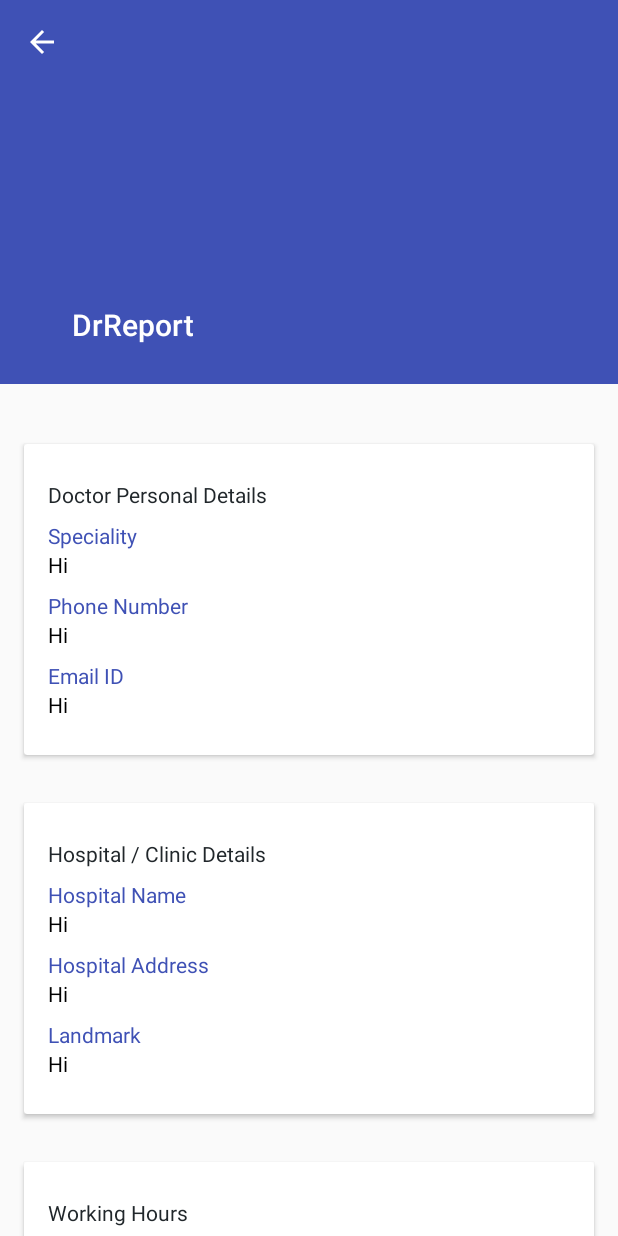
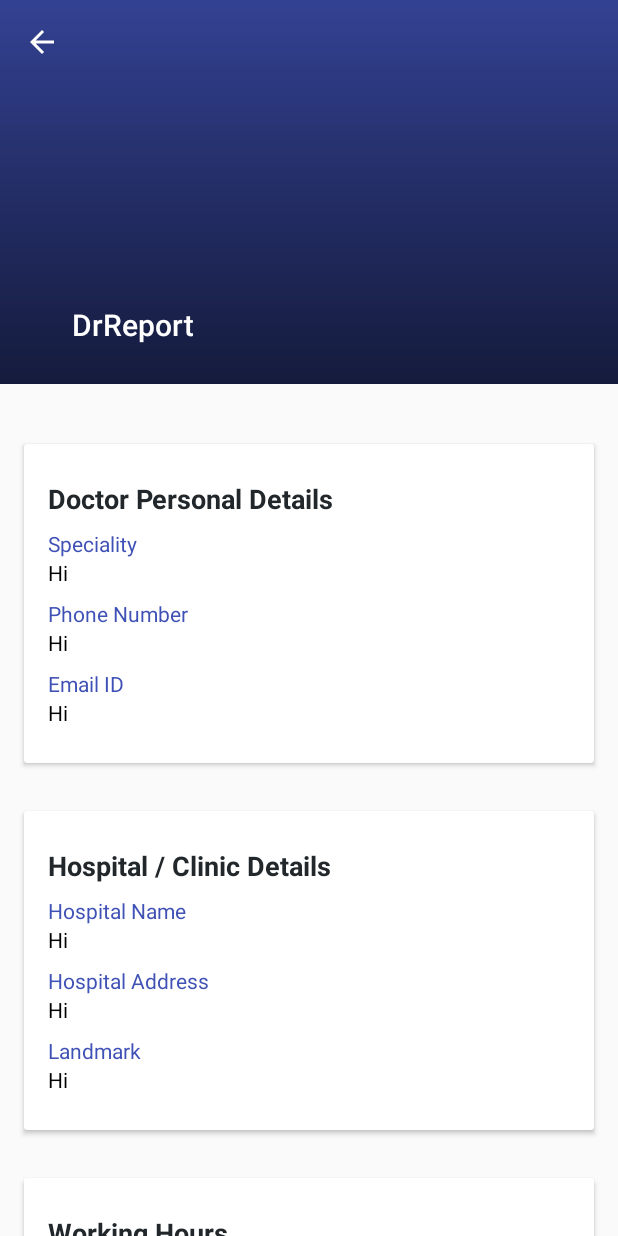
Before and after one commit to sayellessh/DrReport-Android, an Android app: the ViewDoctorActivity screen opened directly, with no data from a screen before it, on a phone screen of 412 x 824 dp. Run offline under Robolectric (Android 15) with nearby library versions, the phone set to English and light mode, and no system bars; libraries missing offline, so code that uses them is left out: com.koushikdutta.ion; pictures from the network do not load; 2 statements that could not run were skipped.

Commit message:
View User Profile page added.

```diff
--- a/app/src/main/java/net/swaas/drinfo/adapters/RecentDoctorsRecyclerAdapter.java
+++ b/app/src/main/java/net/swaas/drinfo/adapters/RecentDoctorsRecyclerAdapter.java
@@ -10,6 +10,7 @@ import android.view.ViewGroup;
 
 import net.swaas.drinfo.R;
 import net.swaas.drinfo.activity.AddDoctorActivity;
+import net.swaas.drinfo.activity.ViewDoctorActivity;
 import net.swaas.drinfo.beans.Doctor;
 import net.swaas.drinfo.views.CircularContactView;
 import net.swaas.drinfo.views.DefaultRecyclerView;
@@ -66,7 +67,7 @@ public class RecentDoctorsRecyclerAdapter extends BaseAbstractRecyclerAdapter<Re
         vh.view.setOnClickListener(new View.OnClickListener() {
             @Override
             public void onClick(View view) {
-                Intent intent = new Intent(mContext, AddDoctorActivity.class);
+                Intent intent = new Intent(mContext, ViewDoctorActivity.class);
                 intent.putExtra(AddDoctorActivity.EXISTING_DOCTOR, mDoctors.get(position));
                 mContext.startActivity(intent);
             }
--- a/app/src/main/java/net/swaas/drinfo/core/CoreREST.java
+++ b/app/src/main/java/net/swaas/drinfo/core/CoreREST.java
@@ -29,8 +29,8 @@ public class CoreREST {
     private static final LogTracer LOG_TRACER = LogTracer.instance(CoreREST.class);
     private static final String METHOD_POST = "POST";
     private static final String METHOD_GET = "GET";
-    public static final String SERVER = "http://192.168.0.121:3333/";
-    //public static final String SERVER = "http://doctorbonddcqaws.hidoctor.me/";
+    //public static final String SERVER = "http://192.168.0.121:3333/";
+    public static final String SERVER = "http://doctorbonddcqaws.hidoctor.me/";
     //public static final String SERVER = "http://doctorbonddcws.hidoctor.me/";
     public static final String MESSAGE_NETWORK_ERROR = "No Network! Turn ON data or WiFi or check your network conncetivity.";
 
--- /dev/null
+++ b/app/src/main/res/drawable/grey_shaded.xml
@@ -0,0 +1,9 @@
+<?xml version="1.0" encoding="utf-8"?>
+<shape xmlns:android="http://schemas.android.com/apk/res/android"
+    android:shape="rectangle">
+    <gradient
+        android:startColor="#30000000"
+        android:centerColor="#70000000"
+        android:endColor="#AA000000"
+        android:angle="270" />
+</shape>
--- a/app/src/main/res/layout/activity_view_doctor.xml
+++ b/app/src/main/res/layout/activity_view_doctor.xml
@@ -1,20 +1,4 @@
 <?xml version="1.0" encoding="utf-8"?>
-<!--
-  ~ Copyright (C) 2015 The Android Open Source Project
-  ~
-  ~ Licensed under the Apache License, Version 2.0 (the "License");
-  ~ you may not use this file except in compliance with the License.
-  ~ You may obtain a copy of the License at
-  ~
-  ~      http://www.apache.org/licenses/LICENSE-2.0
-  ~
-  ~ Unless required by applicable law or agreed to in writing, software
-  ~ distributed under the License is distributed on an "AS IS" BASIS,
-  ~ WITHOUT WARRANTIES OR CONDITIONS OF ANY KIND, either express or implied.
-  ~ See the License for the specific language governing permissions and
-  ~ limitations under the License.
--->
-
 <android.support.design.widget.CoordinatorLayout xmlns:android="http://schemas.android.com/apk/res/android"
     xmlns:app="http://schemas.android.com/apk/res-auto"
     android:id="@id/coordinator_layout"
@@ -45,6 +29,14 @@
                 android:layout_width="match_parent"
                 android:layout_height="match_parent"
                 android:scaleType="centerCrop"
+                android:fitsSystemWindows="true"
+                app:layout_collapseMode="parallax" />
+
+            <View
+                android:id="@id/backdrop_shade"
+                android:layout_width="match_parent"
+                android:layout_height="match_parent"
+                android:background="@drawable/grey_shaded"
                 android:fitsSystemWindows="true"
                 app:layout_collapseMode="parallax" />
 
@@ -84,7 +76,7 @@
                         android:layout_width="match_parent"
                         android:layout_height="wrap_content"
                         android:text="@string/doctor_personal_details"
-                        android:textAppearance="@style/TextAppearance.AppCompat.Title" />
+                        style="@style/TextViewStyle.CardViewTitle" />
 
                     <!-- Full Name -->
                     <!--<net.swaas.drinfo.views.FormElementView
@@ -136,7 +128,7 @@
                         android:layout_width="match_parent"
                         android:layout_height="wrap_content"
                         android:text="@string/hospital_clinic_details"
-                        android:textAppearance="@style/TextAppearance.AppCompat.Title" />
+                        style="@style/TextViewStyle.CardViewTitle" />
 
                     <!-- Hospital Name -->
                     <net.swaas.drinfo.views.FormElementView
@@ -180,7 +172,7 @@
                         android:layout_width="match_parent"
                         android:layout_height="wrap_content"
                         android:text="@string/working_hours"
-                        android:textAppearance="@style/TextAppearance.AppCompat.Title" />
+                        style="@style/TextViewStyle.CardViewTitle" />
 
                     <net.swaas.drinfo.views.DefaultLinearLayout
                         android:orientation="horizontal"
@@ -302,7 +294,7 @@
                         android:layout_width="match_parent"
                         android:layout_height="wrap_content"
                         android:text="@string/doctor_assistant_details"
-                        android:textAppearance="@style/TextAppearance.AppCompat.Title" />
+                        style="@style/TextViewStyle.CardViewTitle" />
 
                     <!-- Assistant Name -->
                     <net.swaas.drinfo.views.FormElementView
@@ -339,7 +331,7 @@
                         android:layout_width="match_parent"
                         android:layout_height="wrap_content"
                         android:text="@string/other_info"
-                        android:textAppearance="@style/TextAppearance.AppCompat.Title" />
+                        style="@style/TextViewStyle.CardViewTitle" />
 
                     <!-- Remarks -->
                     <net.swaas.drinfo.views.FormElementView
--- a/app/src/main/res/values/ids.xml
+++ b/app/src/main/res/values/ids.xml
@@ -94,4 +94,6 @@
     <item name="work_to_3" type="id" />
     <item name="assistant_layout" type="id" />
     <item name="other_information" type="id" />
+    <item name="action_edit" type="id" />
+    <item name="backdrop_shade" type="id" />
 </resources>
--- a/app/src/main/res/values/strings.xml
+++ b/app/src/main/res/values/strings.xml
@@ -102,7 +102,7 @@
     <string name="pick_current_location">Pick Current Location</string>
     <string name="developed_by">Developed By</string>
     <string name="full_name">Full Name</string>
-
+    <string name="action_edit">Edit</string>
     <string name="cheese_ipsum">Jarlsberg lancashire edam. Dolcelatte hard cheese brie st. agur blue
     cheese caerphilly bavarian bergkase cheese and biscuits mascarpone. Cheeseburger swiss bavarian
     bergkase cream cheese fromage frais cheesy feet port-salut airedale. St. agur blue cheese rubber
--- a/app/src/main/res/values/styles.xml
+++ b/app/src/main/res/values/styles.xml
@@ -150,4 +150,8 @@
     <style name="CollapsibleToolbarLayoutExpandedTextStyle" parent="TextAppearance.AppCompat.Body2">
         <item name="android:textSize">20sp</item>
     </style>
+    <style name="TextViewStyle.CardViewTitle">
+        <item name="android:textSize">18sp</item>
+        <item name="android:textStyle">bold</item>
+    </style>
 </resources>
```
Also changed, not shown: app/src/main/java/net/swaas/drinfo/activity/ViewDoctorActivity.java (+86 -0 lines), app/src/main/res/drawable-hdpi/ic_mode_edit_white_24dp.png (added), app/src/main/res/drawable-mdpi/ic_mode_edit_white_24dp.png (added), app/src/main/res/drawable-xhdpi/ic_mode_edit_white_24dp.png (added), app/src/main/res/drawable-xxhdpi/ic_mode_edit_white_24dp.png (added), app/src/main/res/drawable-xxxhdpi/ic_mode_edit_white_24dp.png (added).
